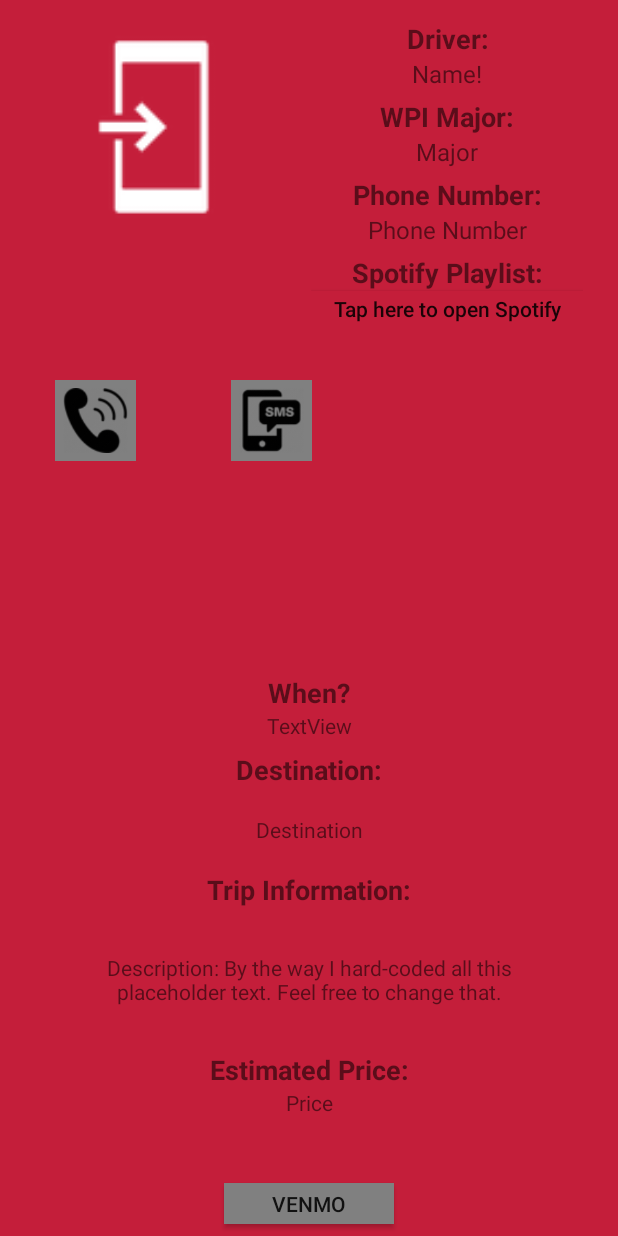
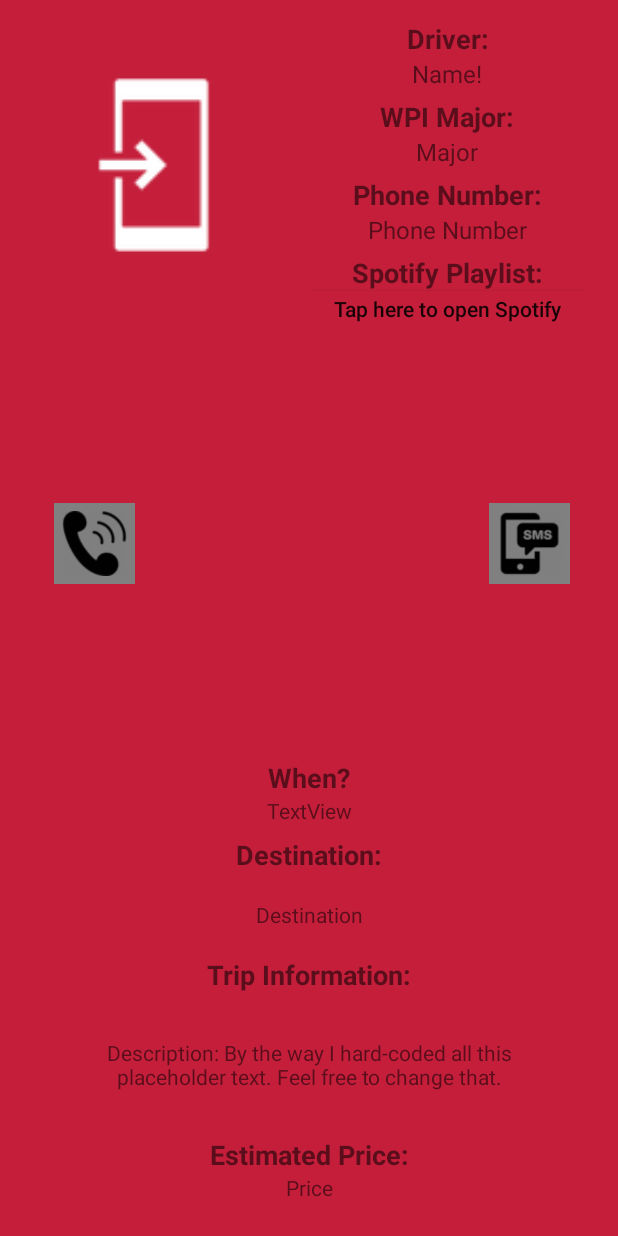
Before and after one commit to qaverill/CS4518GoatHome, an Android app: the trip_view screen opened directly, with no data from a screen before it, on a phone screen of 412 x 824 dp. Run offline under Robolectric (Android 15) with nearby library versions, the phone set to English and light mode, and no system bars; our stand-ins replace Firebase (no records; nobody signed in at launch, a user with empty details on screens opened directly); 6 statements that could not run were skipped.

Commit message:
small changes

```diff
--- a/app/src/main/java/edu/wpi/cs4518goathome/EditTrip.java
+++ b/app/src/main/java/edu/wpi/cs4518goathome/EditTrip.java
@@ -273,11 +273,11 @@ public class EditTrip extends AppCompatActivity {
         double lat = latLong.latitude;
         double longitude = latLong.longitude;
         Trip trip = new Trip(destination, otherInformation, FirebaseAuth.getInstance().getCurrentUser().getUid(), lat, longitude, date, Double.parseDouble(price));
-        //TODO: Send to database
+
         DatabaseReference ref = mDatabase.getReference().child("/trips").child(tripId);
         ref.setValue(trip);
-        //TODO: Launch View your Trips
-        //startActivity(new Intent(this, ViewYourTrips.class));
+
+        startActivity(new Intent(this, ViewYourTrips.class));
     }
 
     /**
--- a/app/src/main/res/layout/activity_login_screen.xml
+++ b/app/src/main/res/layout/activity_login_screen.xml
@@ -27,7 +27,7 @@
             android:layout_height="wrap_content"
             android:ems="10"
             android:hint="Email"
-            android:inputType="textEmailAddress|textPersonName" />
+            android:inputType="textEmailAddress" />
 
         <EditText
             android:id="@+id/loginPassword"
--- a/app/src/main/res/layout/activity_trip_view.xml
+++ b/app/src/main/res/layout/activity_trip_view.xml
@@ -10,7 +10,7 @@
     <ImageView
         android:id="@+id/profilePicture"
         android:layout_width="149dp"
-        android:layout_height="153dp"
+        android:layout_height="204dp"
         android:layout_marginEnd="8dp"
         android:layout_marginStart="16dp"
         android:layout_marginTop="8dp"
@@ -139,7 +139,7 @@
         app:layout_constraintEnd_toEndOf="parent"
         app:layout_constraintStart_toStartOf="parent"
         app:layout_constraintTop_toTopOf="parent"
-        app:layout_constraintVertical_bias="0.857">
+        app:layout_constraintVertical_bias="0.968">
 
         <TextView
             android:id="@+id/labelDate"
@@ -217,23 +217,6 @@
             android:textAlignment="center" />
     </LinearLayout>
 
-    <Button
-        android:id="@+id/Venmo"
-        android:layout_width="113dp"
-        android:layout_height="27dp"
-        android:layout_marginBottom="8dp"
-        android:layout_marginEnd="8dp"
-        android:layout_marginStart="12dp"
-        android:layout_marginTop="20dp"
-        android:background="@color/grey"
-        android:text="Venmo"
-        app:layout_constraintBottom_toBottomOf="parent"
-        app:layout_constraintEnd_toEndOf="parent"
-        app:layout_constraintHorizontal_bias="0.494"
-        app:layout_constraintStart_toStartOf="parent"
-        app:layout_constraintTop_toBottomOf="@+id/tripDescription"
-        app:layout_constraintVertical_bias="0.652" />
-
     <ImageButton
         android:id="@+id/callDriver"
         android:layout_width="54dp"
@@ -247,10 +230,10 @@
         android:scaleType="fitXY"
         app:layout_constraintBottom_toBottomOf="parent"
         app:layout_constraintEnd_toStartOf="@+id/textDriver"
-        app:layout_constraintHorizontal_bias="0.338"
+        app:layout_constraintHorizontal_bias="0.109"
         app:layout_constraintStart_toStartOf="parent"
         app:layout_constraintTop_toTopOf="parent"
-        app:layout_constraintVertical_bias="0.325"
+        app:layout_constraintVertical_bias="0.434"
         app:srcCompat="@drawable/call_icon" />
 
     <ImageButton
@@ -258,7 +241,7 @@
         android:layout_width="54dp"
         android:layout_height="54dp"
         android:layout_marginBottom="8dp"
-        android:layout_marginEnd="204dp"
+        android:layout_marginEnd="32dp"
         android:layout_marginTop="8dp"
         android:background="@color/grey"
         android:padding="5dp"
@@ -266,7 +249,7 @@
         app:layout_constraintBottom_toBottomOf="parent"
         app:layout_constraintEnd_toEndOf="parent"
         app:layout_constraintTop_toTopOf="parent"
-        app:layout_constraintVertical_bias="0.325"
+        app:layout_constraintVertical_bias="0.434"
         app:srcCompat="@drawable/text_icon" />
 
 </android.support.constraint.ConstraintLayout>
--- a/app/src/main/res/layout/activity_user_profile_edit.xml
+++ b/app/src/main/res/layout/activity_user_profile_edit.xml
@@ -136,7 +136,7 @@
             android:layout_height="wrap_content"
             android:ems="10"
             android:hint="Paste a Spotify playlist URI here"
-            android:inputType="textPersonName|phone"
+            android:inputType="textUri"
             android:textAlignment="center"
             android:textSize="14sp" />
 
```
